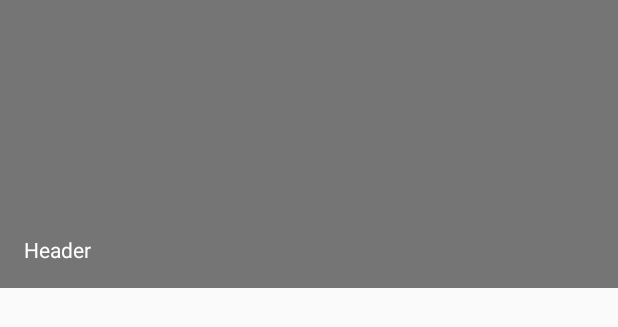
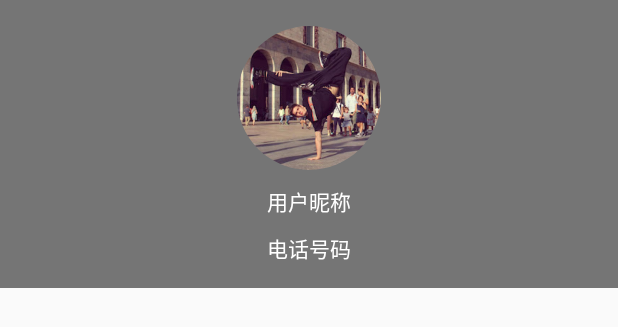
Before and after one commit to jwuBert/tiny-parents-android, an Android app: the layout nav_header.xml on its own in the app's theme, with its tools: preview values and no code run, on a phone screen of 412 x 824 dp. Shown: the top 327 px of the screen. Run offline under Robolectric (Android 15) with nearby library versions, the phone set to English and light mode, and no system bars.

Commit message:
feat (nav_header): user real data in nav_header
load local data into nav_header
use https://github.com/hdodenhof/CircleImageView to make circle image view

```diff
--- a/app/build.gradle
+++ b/app/build.gradle
@@ -27,10 +27,10 @@ dependencies {
   compile fileTree(dir: 'libs', include: ['*.jar'])
   compile 'com.android.support:appcompat-v7:22.2.0'
   compile 'com.android.support:design:22.2.0'
-//  compile 'it.neokree:MaterialNavigationDrawer:1.3.3'
   compile 'com.rengwuxian.materialedittext:library:2.1.4'
   compile 'com.github.dmytrodanylyk.circular-progress-button:library:1.1.3'
   compile 'com.loopj.android:android-async-http:1.4.7'
   compile 'io.realm:realm-android:0.81.1'
   compile 'com.nostra13.universalimageloader:universal-image-loader:1.9.4'
+  compile 'de.hdodenhof:circleimageview:1.3.0'
 }
--- a/app/src/main/res/layout/nav_header.xml
+++ b/app/src/main/res/layout/nav_header.xml
@@ -1,18 +1,41 @@
 <?xml version="1.0" encoding="utf-8"?>
 <LinearLayout xmlns:android="http://schemas.android.com/apk/res/android"
+    xmlns:app="http://schemas.android.com/apk/res-auto"
     android:layout_width="match_parent"
     android:layout_height="192dp"
     android:background="?attr/colorPrimaryDark"
-    android:padding="16dp"
     android:theme="@style/ThemeOverlay.AppCompat.Dark"
     android:orientation="vertical"
-    android:gravity="bottom">
+    android:gravity="bottom"
+    android:padding="16dp"
+    >
+  <de.hdodenhof.circleimageview.CircleImageView
+      android:id="@+id/avatarImageView"
+      android:layout_width="96dp"
+      android:layout_height="96dp"
+      android:layout_gravity="center"
+      android:src="@drawable/avatar"
+      app:border_width="2dp"
+      app:border_color="#ffffff"
+      />
 
-    <TextView
-        android:layout_width="match_parent"
-        android:layout_height="wrap_content"
-        android:text="Header"
-        android:textColor="@android:color/white"
-        android:textAppearance="@style/TextAppearance.AppCompat.Body1"/>
+  <TextView
+      android:id="@+id/nicknameTextView"
+      android:layout_width="match_parent"
+      android:layout_height="wrap_content"
+      android:layout_marginTop="10dp"
+      android:gravity="center"
+      android:text="@string/nav_header_nickname_default"
+      android:textColor="@android:color/white"
+      />
+  <TextView
+      android:id="@+id/phoneNumberTextView"
+      android:layout_width="match_parent"
+      android:layout_height="wrap_content"
+      android:layout_marginTop="10dp"
+      android:gravity="center"
+      android:text="@string/nav_header_phone_number_default"
+      android:textColor="@android:color/white"
+      />
 
 </LinearLayout>
--- a/app/src/main/res/values/strings.xml
+++ b/app/src/main/res/values/strings.xml
@@ -20,4 +20,6 @@
   <string name="drawer_switch_child_title">切换孩子</string>
   <string name="drawer_about_us_title">关于微童年</string>
   <string name="drawer_setting_title">设置</string>
+  <string name="nav_header_nickname_default">用户昵称</string>
+  <string name="nav_header_phone_number_default">电话号码</string>
 </resources>
```
Also changed, not shown: app/src/main/java/com/cloudiya/app/tiny_parents_android/activity/HomeActivity.java (+46 -12 lines), 1 other file.
